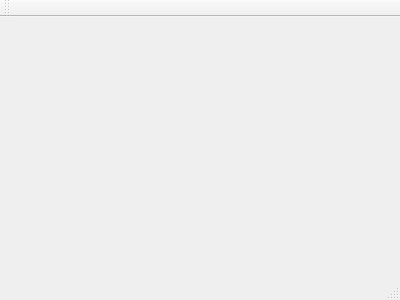
Old version of the form YueWidgetTest/src/cpp/mainwindow.ui in the repository nsetzer/YueAndroid.
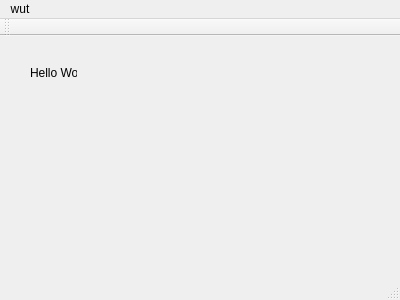
New version of the form.

```diff
--- a/YueWidgetTest/src/cpp/mainwindow.ui
+++ b/YueWidgetTest/src/cpp/mainwindow.ui
@@ -12,13 +12,60 @@
   <property name="windowTitle" >
    <string>MainWindow</string>
   </property>
-  <widget class="QMenuBar" name="menuBar" />
-  <widget class="QToolBar" name="mainToolBar" />
-  <widget class="QWidget" name="centralWidget" />
-  <widget class="QStatusBar" name="statusBar" />
+  <widget class="QWidget" name="centralWidget">
+   <widget class="QLabel" name="label">
+    <property name="geometry">
+     <rect>
+      <x>30</x>
+      <y>30</y>
+      <width>47</width>
+      <height>13</height>
+     </rect>
+    </property>
+    <property name="text">
+     <string>Hello World</string>
+    </property>
+   </widget>
+  </widget>
+  <widget class="QMenuBar" name="menuBar">
+   <property name="geometry">
+    <rect>
+     <x>0</x>
+     <y>0</y>
+     <width>400</width>
+     <height>21</height>
+    </rect>
+   </property>
+   <widget class="QMenu" name="menuwut">
+    <property name="title">
+     <string>wut</string>
+    </property>
+    <addaction name="actionis"/>
+    <addaction name="actionthis"/>
+   </widget>
+   <addaction name="menuwut"/>
+  </widget>
+  <widget class="QToolBar" name="mainToolBar">
+   <attribute name="toolBarArea">
+    <enum>TopToolBarArea</enum>
+   </attribute>
+   <attribute name="toolBarBreak">
+    <bool>false</bool>
+   </attribute>
+  </widget>
+  <widget class="QStatusBar" name="statusBar"/>
+  <action name="actionis">
+   <property name="text">
+    <string>is</string>
+   </property>
+  </action>
+  <action name="actionthis">
+   <property name="text">
+    <string>this</string>
+   </property>
+  </action>
  </widget>
- <layoutDefault spacing="6" margin="11" />
- <pixmapfunction></pixmapfunction>
+ <layoutdefault spacing="6" margin="11"/>
  <resources/>
  <connections/>
 </ui>
```
Left out of the diff: 7 changed lines with no effect on the pictures.
